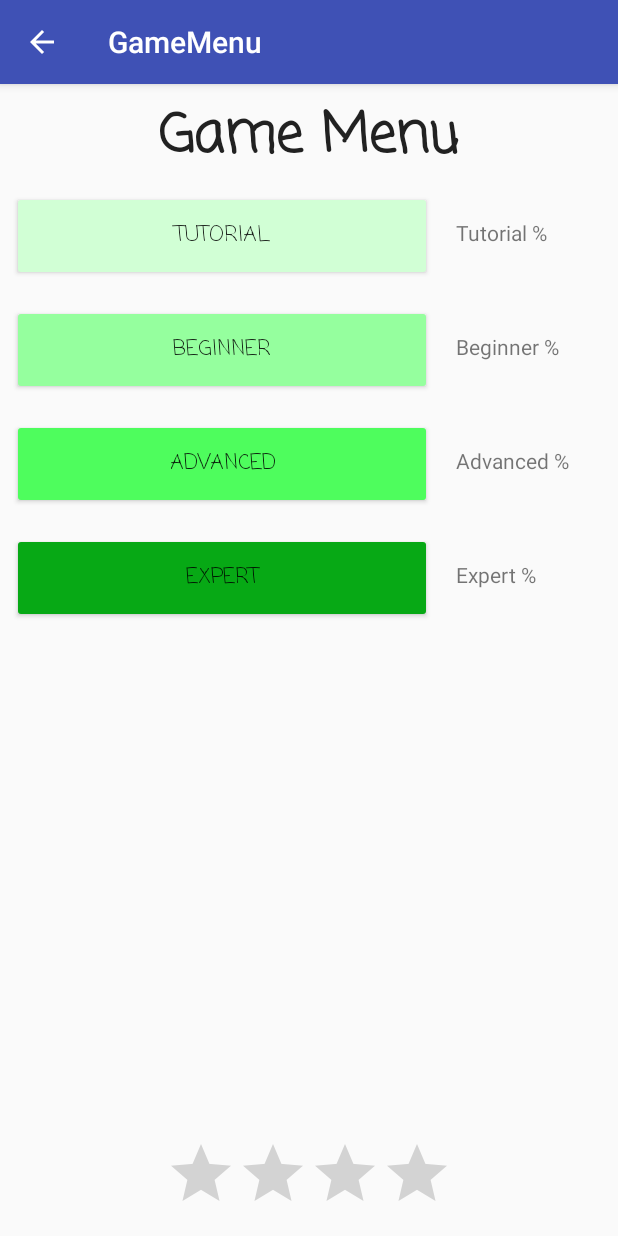
After one commit to AmosLipsys/LittleBits, an Android app: the GameMenu screen opened directly, with no data from a screen before it, on a phone screen of 412 x 824 dp. The commit adds this screen. Run offline under Robolectric (Android 15) with nearby library versions, the light colour scheme and no system bars.

Commit message:
Working on the tutorial

```diff
--- /dev/null
+++ b/app/src/main/java/mossy/littlebits/GameMenu.java
@@ -0,0 +1,31 @@
+package mossy.littlebits;
+
+import android.content.Intent;
+import android.os.Bundle;
+import android.support.v7.app.AppCompatActivity;
+import android.support.v7.widget.Toolbar;
+import android.view.View;
+import android.widget.Button;
+
+public class GameMenu extends AppCompatActivity {
+
+    @Override
+    protected void onCreate(Bundle savedInstanceState) {
+        super.onCreate(savedInstanceState);
+        setContentView(R.layout.activity_game_menu);
+        Toolbar toolbar = (Toolbar) findViewById(R.id.toolbar);
+        setSupportActionBar(toolbar);
+        getSupportActionBar().setDisplayHomeAsUpEnabled(true);
+
+        Button tutorial = (Button) findViewById(R.id.if_and_else_butt);
+
+        tutorial.setOnClickListener(new View.OnClickListener() {
+            @Override
+            public void onClick(View v) {
+                startActivity(new Intent(GameMenu.this,Tutorial.class));
+            }
+        });
+
+    }
+
+}
--- a/app/src/main/java/mossy/littlebits/Login.java
+++ b/app/src/main/java/mossy/littlebits/Login.java
@@ -1,6 +1,7 @@
 package mossy.littlebits;
 
 import android.content.Context;
+import android.content.Intent;
 import android.database.Cursor;
 import android.os.Bundle;
 import android.support.design.widget.FloatingActionButton;
@@ -99,6 +100,7 @@ public class Login extends AppCompatActivity {
                         make_toast(message);
                     }
                     cursor.close();
+                    startActivity(new Intent(Login.this,GameMenu.class));
             }
             }
         });
--- a/app/src/main/java/mossy/littlebits/Register.java
+++ b/app/src/main/java/mossy/littlebits/Register.java
@@ -2,6 +2,7 @@ package mossy.littlebits;
 
 import android.content.ContentValues;
 import android.content.Context;
+import android.content.Intent;
 import android.content.res.ColorStateList;
 import android.database.Cursor;
 import android.database.sqlite.SQLiteDatabase;
@@ -174,6 +175,7 @@ public class Register extends AppCompatActivity {
                         make_toast(message);
                     }
                     cursor.close();
+                    startActivity(new Intent(Register.this,GameMenu.class));
                 }
             }
         });
--- /dev/null
+++ b/app/src/main/res/layout/activity_game_menu.xml
@@ -0,0 +1,27 @@
+<?xml version="1.0" encoding="utf-8"?>
+<android.support.design.widget.CoordinatorLayout xmlns:android="http://schemas.android.com/apk/res/android"
+    xmlns:app="http://schemas.android.com/apk/res-auto"
+    xmlns:tools="http://schemas.android.com/tools"
+    android:layout_width="match_parent"
+    android:layout_height="match_parent"
+    tools:context="mossy.littlebits.GameMenu">
+
+    <android.support.design.widget.AppBarLayout
+        android:layout_width="match_parent"
+        android:layout_height="wrap_content"
+        android:theme="@style/AppTheme.AppBarOverlay">
+
+        <android.support.v7.widget.Toolbar
+            android:id="@+id/toolbar"
+            android:layout_width="match_parent"
+            android:layout_height="?attr/actionBarSize"
+            android:background="?attr/colorPrimary"
+            app:popupTheme="@style/AppTheme.PopupOverlay" />
+
+    </android.support.design.widget.AppBarLayout>
+
+    <include layout="@layout/content_game_menu" />
+
+
+
+</android.support.design.widget.CoordinatorLayout>
--- /dev/null
+++ b/app/src/main/res/layout/content_game_menu.xml
@@ -0,0 +1,165 @@
+<?xml version="1.0" encoding="utf-8"?>
+<android.support.constraint.ConstraintLayout xmlns:android="http://schemas.android.com/apk/res/android"
+    xmlns:app="http://schemas.android.com/apk/res-auto"
+    xmlns:tools="http://schemas.android.com/tools"
+    android:layout_width="match_parent"
+    android:layout_height="match_parent"
+    app:layout_behavior="@string/appbar_scrolling_view_behavior"
+    tools:context="mossy.littlebits.GameMenu"
+    tools:showIn="@layout/activity_game_menu">
+
+
+    <TextView
+        android:id="@+id/textView"
+        android:layout_width="wrap_content"
+        android:layout_height="wrap_content"
+        android:text="@string/game_menu_title"
+        android:textAppearance="@android:style/TextAppearance.Material.Headline"
+        android:fontFamily="casual"
+        android:textSize="36sp"
+        android:textStyle="bold"
+        app:layout_constraintTop_toTopOf="parent"
+        android:layout_marginTop="8dp"
+        android:layout_marginRight="8dp"
+        app:layout_constraintRight_toRightOf="parent"
+        android:layout_marginLeft="8dp"
+        app:layout_constraintLeft_toLeftOf="parent" />
+
+    <Button
+        android:id="@+id/if_and_else_butt"
+        android:fontFamily="casual"
+        android:layout_width="0dp"
+        android:layout_height="60dp"
+        android:layout_marginEnd="8dp"
+        android:layout_marginLeft="8dp"
+        android:layout_marginRight="8dp"
+        android:layout_marginStart="8dp"
+        android:layout_marginTop="8dp"
+        android:backgroundTint="@color/colorButtTutorial"
+        android:text="@string/tutorial"
+        app:layout_constraintDimensionRatio=""
+        app:layout_constraintHorizontal_chainStyle="spread_inside"
+        app:layout_constraintHorizontal_weight="10"
+        app:layout_constraintLeft_toLeftOf="parent"
+        app:layout_constraintRight_toLeftOf="@+id/textView5"
+        tools:layout_constraintTop_creator="1"
+        app:layout_constraintTop_toBottomOf="@+id/textView" />
+
+    <TextView
+        android:id="@+id/textView5"
+        android:layout_width="100dp"
+        android:layout_height="wrap_content"
+        android:text="@string/tutorialpercent"
+        app:layout_constraintHorizontal_weight="1"
+        app:layout_constraintLeft_toRightOf="@+id/if_and_else_butt"
+        app:layout_constraintRight_toRightOf="parent"
+        android:layout_marginRight="8dp"
+        android:layout_marginLeft="8dp"
+        android:layout_marginStart="8dp"
+        android:layout_marginEnd="8dp"
+        app:layout_constraintBaseline_toBaselineOf="@+id/if_and_else_butt"
+        tools:layout_constraintBaseline_creator="1" />
+
+    <Button
+        android:fontFamily="casual"
+        android:id="@+id/for_loops_butt"
+        android:layout_width="0dp"
+        android:layout_height="60dp"
+        android:layout_marginEnd="8dp"
+        android:layout_marginLeft="8dp"
+        android:layout_marginRight="8dp"
+        android:layout_marginStart="8dp"
+        android:layout_marginTop="16dp"
+        android:backgroundTint="@color/colorButtBeginner"
+        android:text="@string/beginner"
+        app:layout_constraintLeft_toLeftOf="parent"
+        app:layout_constraintRight_toLeftOf="@+id/textView8"
+        app:layout_constraintTop_toBottomOf="@+id/if_and_else_butt" />
+
+    <TextView
+        android:id="@+id/textView8"
+        android:layout_width="100dp"
+        android:layout_height="wrap_content"
+        android:layout_marginEnd="8dp"
+        android:layout_marginLeft="8dp"
+        android:layout_marginRight="8dp"
+        android:layout_marginStart="8dp"
+        android:text="@string/beginnerpercent"
+        app:layout_constraintBaseline_toBaselineOf="@+id/for_loops_butt"
+        app:layout_constraintLeft_toRightOf="@+id/for_loops_butt"
+        app:layout_constraintRight_toRightOf="parent" />
+
+    <Button
+        android:fontFamily="casual"
+        android:id="@+id/while_loops_butt"
+        android:layout_width="0dp"
+        android:layout_height="60dp"
+        android:layout_marginEnd="8dp"
+        android:layout_marginLeft="8dp"
+        android:layout_marginRight="8dp"
+        android:layout_marginStart="8dp"
+        android:layout_marginTop="16dp"
+        android:backgroundTint="@color/colorButtAdvanced"
+        android:text="@string/advanced"
+        app:layout_constraintLeft_toLeftOf="parent"
+        app:layout_constraintRight_toLeftOf="@+id/textView9"
+        app:layout_constraintTop_toBottomOf="@+id/for_loops_butt" />
+
+    <TextView
+        android:id="@+id/textView9"
+        android:layout_width="100dp"
+        android:layout_height="wrap_content"
+        android:layout_marginEnd="8dp"
+        android:layout_marginLeft="8dp"
+        android:layout_marginRight="8dp"
+        android:layout_marginStart="8dp"
+        android:text="@string/advanced_percent"
+        app:layout_constraintBaseline_toBaselineOf="@+id/while_loops_butt"
+        app:layout_constraintLeft_toRightOf="@+id/while_loops_butt"
+        app:layout_constraintRight_toRightOf="parent"
+        tools:layout_constraintBaseline_creator="1" />
+
+    <Button
+        android:fontFamily="casual"
+        android:id="@+id/expert_butt"
+        android:layout_width="0dp"
+        android:layout_height="60dp"
+        android:layout_marginBottom="8dp"
+        android:layout_marginEnd="8dp"
+        android:layout_marginLeft="8dp"
+        android:layout_marginRight="8dp"
+        android:layout_marginStart="8dp"
+        android:layout_marginTop="16dp"
+        android:backgroundTint="@color/colorButtExpert"
+        android:text="@string/expert"
+        app:layout_constraintLeft_toLeftOf="parent"
+        app:layout_constraintRight_toLeftOf="@+id/textView10"
+        app:layout_constraintTop_toBottomOf="@+id/while_loops_butt"
+        app:layout_constraintVertical_bias="0.498" />
+
+    <TextView
+        android:id="@+id/textView10"
+        android:layout_width="100dp"
+        android:layout_height="wrap_content"
+        android:layout_marginLeft="8dp"
+        android:layout_marginRight="8dp"
+        android:text="@string/expert_percent"
+        app:layout_constraintLeft_toRightOf="@+id/expert_butt"
+        app:layout_constraintRight_toRightOf="parent"
+        android:layout_marginStart="8dp"
+        android:layout_marginEnd="8dp"
+        app:layout_constraintBaseline_toBaselineOf="@+id/expert_butt" />
+
+    <RatingBar
+        android:id="@+id/ratingBar2"
+        android:layout_width="wrap_content"
+        android:layout_height="wrap_content"
+        android:numStars="4"
+        android:layout_marginRight="8dp"
+        app:layout_constraintRight_toRightOf="parent"
+        android:layout_marginLeft="8dp"
+        app:layout_constraintLeft_toLeftOf="parent"
+        app:layout_constraintBottom_toBottomOf="parent"
+        android:layout_marginBottom="8dp" />
+
+</android.support.constraint.ConstraintLayout>
--- a/app/src/main/res/values/colors.xml
+++ b/app/src/main/res/values/colors.xml
@@ -5,13 +5,33 @@
     <color name="colorAccent">#FF4081</color>
 
     <color name="colorButtMain">#09c25c</color>
-    <color name="colorButtSecondary">#1ff57f</color>
+    <color name="colorButtSecondary">#00bfe1</color>
 
     <color name="colorTextHeadings">#000000</color>
     <color name="colorTextNormal">#0b5364</color>
     <color name="colorTextLight">#57e0f9</color>
 
+
+    <color name="colorButtTutorial">#d1ffd5</color>
+    <color name="colorButtBeginner">#95ff9e</color>
+    <color name="colorButtAdvanced">#4efd5d</color>
+    <color name="colorButtExpert">#07a915</color>
+
+
     <color name="colorError">#d70808</color>
     <color name="colorWarning">#ffd500</color>
     <color name="colorAllClear">#11e980</color>
+
+    <color name="colorButtText">#ffffff</color>
+    <color name="colorButtTute">#fbe5a0</color>
+    <color name="colorButtAdvance">#67e558</color>
+
+    <color name="colorProgressIndeterminate">#999696</color>
+    <color name="colorProgressDone">#4680c6</color>
+
+    <color name="colorButtIfElse">#95b9d9</color>
+    <color name="colorButtForLoop">#af95d9</color>
+    <color name="colorButtWhileLoop">#d99598</color>
+
+
 </resources>
--- a/app/src/main/res/values/strings.xml
+++ b/app/src/main/res/values/strings.xml
@@ -9,4 +9,17 @@
     <string name="create_table">CREATE TABLE %1$s (_id INTEGER PRIMARY KEY, %2$s TEXT,%3$s TEXT )</string>
     <string name="delete_table">DROP TABLE IF EXISTS %1$s</string>
     <string name="title_activity_login">Login</string>
+    <string name="title_activity_game_menu">GameMenu</string>
+    <string name="game_menu">Game Menu</string>
+    <string name="tutorial">Tutorial</string>
+    <string name="tutorialpercent">Tutorial %</string>
+    <string name="beginner">Beginner</string>
+    <string name="beginnerpercent">Beginner %</string>
+    <string name="advanced">Advanced</string>
+    <string name="advanced_percent">Advanced %</string>
+    <string name="expert">Expert</string>
+    <string name="expert_percent">Expert %</string>
+    <string name="title_activity_tutorial">Tutorial</string>
+    <string name="title_activity_if_and_else_tutorial">IfAndElseTutorial</string>
+    <string name="game_menu_title">Game Menu</string>
 </resources>
--- a/build.gradle
+++ b/build.gradle
@@ -5,7 +5,7 @@ buildscript {
         jcenter()
     }
     dependencies {
-        classpath 'com.android.tools.build:gradle:2.3.1'
+        classpath 'com.android.tools.build:gradle:2.3.3'
 
         // NOTE: Do not place your application dependencies here; they belong
         // in the individual module build.gradle files
```
Also changed, not shown: app/src/main/AndroidManifest.xml (+27 -0 lines), app/src/main/java/mossy/littlebits/IfAndElseTutorial.java (added, +21 -0 lines), app/src/main/java/mossy/littlebits/Tutorial.java (added, +32 -0 lines), app/src/main/res/layout/activity_if_and_else_tutorial.xml (added, +25 -0 lines), app/src/main/res/layout/activity_tutorial.xml (added, +26 -0 lines), app/src/main/res/layout/content_home.xml (+57 -31 lines), app/src/main/res/layout/content_if_and_else_tutorial.xml (added, +64 -0 lines), app/src/main/res/layout/content_tutorial.xml (added, +154 -0 lines), app/src/main/res/drawable/little_bits_logo.PNG (added), app/src/main/res/drawable/splash_page.PNG (added).
